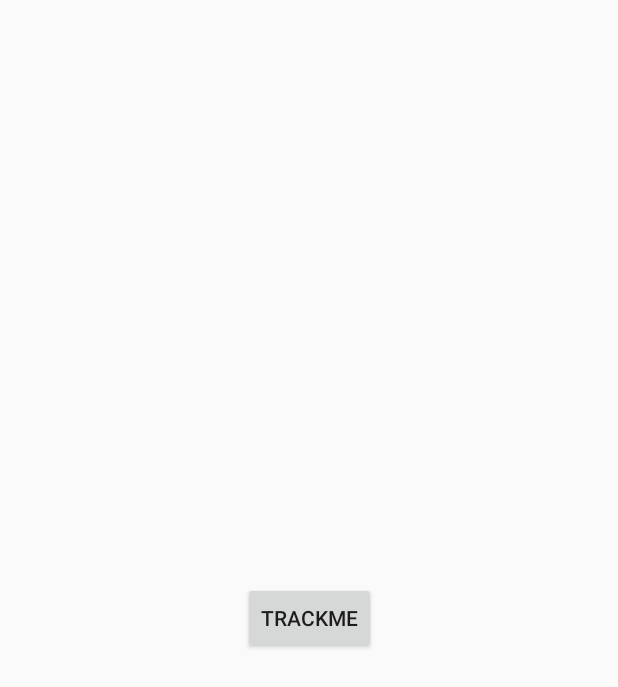
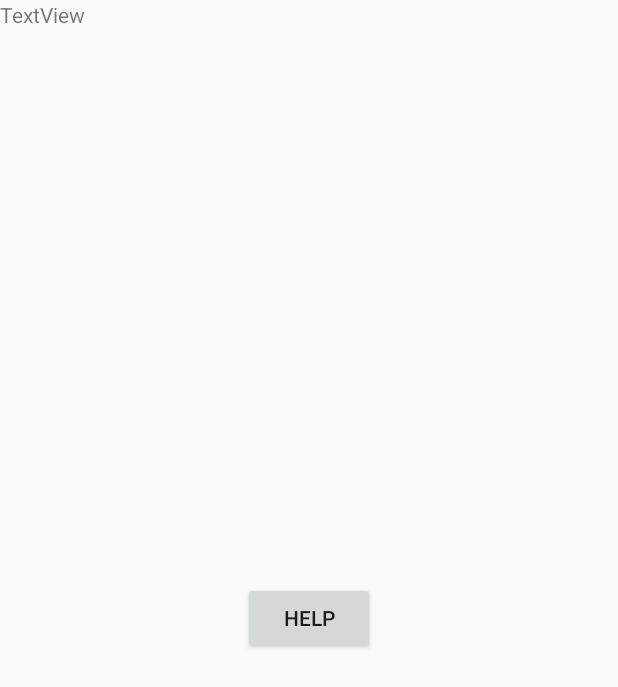
Before and after one commit to Griffin-Brome/Senior-Saver, an Android app: the screen it shows after launch (MainActivity), on a phone screen of 412 x 824 dp. Shown: the top 687 px of the screen. Run offline under Robolectric (Android 15) with nearby library versions, the phone set to English and light mode, and no system bars; libraries missing offline, so code that uses them is left out: io.radar.sdk; 2 statements that could not run were skipped.

Commit message:
Latest
Vitamin c keeps u going

```diff
--- a/android/app/build.gradle
+++ b/android/app/build.gradle
@@ -5,7 +5,7 @@ android {
     buildToolsVersion "29.0.2"
     defaultConfig {
         applicationId "com.example.seniorsaver"
-        minSdkVersion 22
+        minSdkVersion 28
         targetSdkVersion 29
         versionCode 1
         versionName "1.0"
--- a/android/app/src/main/java/com/example/seniorsaver/MainActivity.java
+++ b/android/app/src/main/java/com/example/seniorsaver/MainActivity.java
@@ -1,6 +1,7 @@
 package com.example.seniorsaver;
 
 import android.Manifest;
+import android.content.Context;
 import android.content.pm.PackageManager;
 import android.location.Location;
 import android.os.Bundle;
@@ -16,77 +17,95 @@ import androidx.core.content.ContextCompat;
 import android.view.View;
 import android.view.Menu;
 import android.view.MenuItem;
+import android.widget.Button;
+import android.widget.TextView;
 
 import org.jetbrains.annotations.NotNull;
 import org.jetbrains.annotations.Nullable;
+import org.w3c.dom.Text;
+
+import java.time.LocalDateTime;
 
 import io.radar.sdk.Radar;
 import io.radar.sdk.model.RadarEvent;
 import io.radar.sdk.model.RadarUser;
 
 public class MainActivity extends AppCompatActivity {
-private static final int ACCESS_FINE_LOCATION_CODE = 100;
-private static final int ACCESS_BACKGROUND_LOCATION = 101;
+private static final String userId = "AppTest";
+private static final String publishableKey = "prj_test_pk_9a3d304c66917becaf457cdf475503827f9ec36c";
+
 
     @Override
     protected void onCreate(Bundle savedInstanceState) {
 
-        //Initialising RADAR
-        String publishableKey = "prj_test_pk_9a3d304c66917becaf457cdf475503827f9ec36c";
-        Radar.initialize(publishableKey);
-        String userId = "AppTest";
-        Radar.setUserId(userId);
+        setContentView(R.layout.activity_main);
 
-        //Requesting Permissions
-        checkpermissions(Manifest.permission.ACCESS_FINE_LOCATION,ACCESS_FINE_LOCATION_CODE);
-        checkpermissions(Manifest.permission.ACCESS_BACKGROUND_LOCATION,ACCESS_BACKGROUND_LOCATION);
+        //Initialise RADAR
+        initialise();
+
+        super.onCreate(savedInstanceState);
+
+        Button helpBtn = (Button) findViewById(R.id.gpsBtn);
+        helpBtn.setOnClickListener(new View.OnClickListener() {
+            @Override
+            public void onClick(View v) {
+                help();
+            }
+        });
+
+    }
 
 
 
+    //Sets key and userId, checks permissions
+    public void initialise(){
+        Radar.initialize(publishableKey);
+        Radar.setUserId(userId);
+        permissions();
+        String[] permissions = new String[] {Manifest.permission.ACCESS_FINE_LOCATION,Manifest.permission.ACCESS_BACKGROUND_LOCATION};
 
-        super.onCreate(savedInstanceState);
-        setContentView(R.layout.activity_main);
+        if (!hasPermissions(this, permissions)) {
+            ActivityCompat.requestPermissions(this, permissions, 1);
+        }
 
     }
 
-    @Override
-    public boolean onCreateOptionsMenu(Menu menu) {
-        // Inflate the menu; this adds items to the action bar if it is present.
-        getMenuInflater().inflate(R.menu.menu_main, menu);
+    public void permissions(){
+        String[] permissions = new String[] {Manifest.permission.ACCESS_FINE_LOCATION,Manifest.permission.ACCESS_BACKGROUND_LOCATION};
+
+        if (!hasPermissions(this, permissions)) {
+            ActivityCompat.requestPermissions(this, permissions, 2);
+        }
+
+    }
+
+    //Used to check permissions
+    public static boolean hasPermissions(Context context, String... permissions) {
+        if (context != null && permissions != null) {
+            for (String permission : permissions) {
+                if (ActivityCompat.checkSelfPermission(context, permission) != PackageManager.PERMISSION_GRANTED) {
+                    return false;
+                }
+            }
+        }
         return true;
     }
 
-    @Override
-    public boolean onOptionsItemSelected(MenuItem item) {
-        // Handle action bar item clicks here. The action bar will
-        // automatically handle clicks on the Home/Up button, so long
-        // as you specify a parent activity in AndroidManifest.xml.
-        int id = item.getItemId();
 
-        //noinspection SimplifiableIfStatement
-        if (id == R.id.action_settings) {
-            return true;
-        }
-
-        return super.onOptionsItemSelected(item);
-    }
-    public void checkpermissions(String permission, int requestCode) {
-        if (ContextCompat.checkSelfPermission(MainActivity.this,
-                permission)
-                == PackageManager.PERMISSION_DENIED) {
-            //Permission is not granted
-            ActivityCompat.requestPermissions(MainActivity.this, new String[]{permission}, requestCode);
-
-        }
-        //ActivityCompat.requestPermissions(MainActivity.this, new String[] { Manifest.permission.ACCESS_FINE_LOCATION }, requestCode);
-
-    }
     public void locate() {
         Radar.trackOnce(new Radar.RadarCallback() {
             @Override
             public void onComplete(@NotNull Radar.RadarStatus radarStatus, @Nullable Location location, @Nullable RadarEvent[] radarEvents, @Nullable RadarUser radarUser) {
-
+            //RadarEvent event = new RadarEvent();
+                //myEvent event = new myEvent(location.getLongitude(), location.getLatitude());
+                TextView view = (TextView) findViewById(R.id.textView3);
+                view.setText("" + location.getLongitude() + " " + location.getLatitude() + " " + userId + " " + LocalDateTime.now());
             }
         });
     }
+
+
+    public void help(){
+        locate();
+    }
 }
--- a/android/app/src/main/res/layout/activity_main.xml
+++ b/android/app/src/main/res/layout/activity_main.xml
@@ -11,11 +11,19 @@
         android:id="@+id/gpsBtn"
         android:layout_width="wrap_content"
         android:layout_height="wrap_content"
-        android:text="Trackme"
+        android:text="Help"
         app:layout_constraintBottom_toBottomOf="parent"
         app:layout_constraintEnd_toEndOf="parent"
         app:layout_constraintStart_toStartOf="parent"
         app:layout_constraintTop_toTopOf="parent" />
 
+    <TextView
+        android:id="@+id/textView3"
+        android:layout_width="wrap_content"
+        android:layout_height="wrap_content"
+        android:text="TextView"
+        tools:layout_editor_absoluteX="182dp"
+        tools:layout_editor_absoluteY="472dp" />
+
 
 </androidx.constraintlayout.widget.ConstraintLayout>
```
